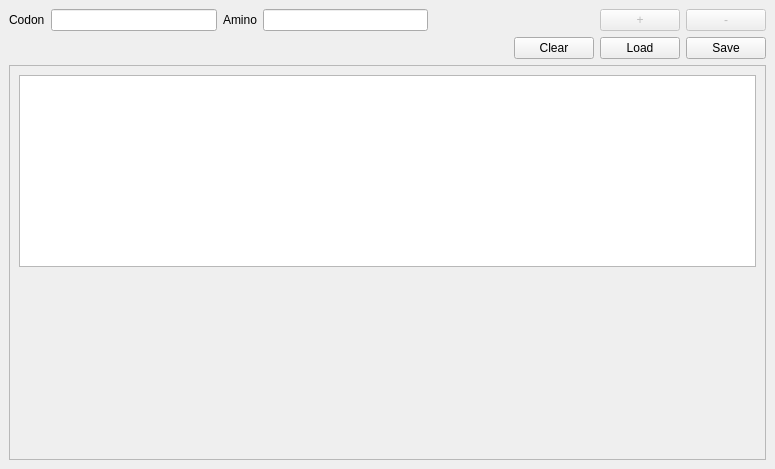
Before: the Qt Designer form mainwindow.ui in Cynnabarflower/lab2_2020, drawn with Qt 5.
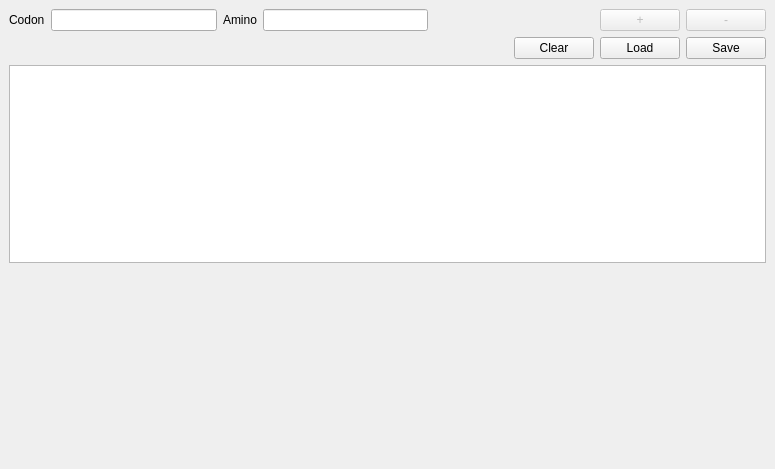
After: the same form once the commit is applied.

Commit message: another const

```diff
--- a/mainwindow.ui
+++ b/mainwindow.ui
@@ -15,6 +15,9 @@
   </property>
   <widget class="QWidget" name="centralwidget">
    <layout class="QGridLayout" name="gridLayout">
+    <item row="2" column="0">
+     <widget class="QListWidget" name="listWidget"/>
+    </item>
     <item row="0" column="0">
      <layout class="QVBoxLayout" name="verticalLayout" stretch="0">
       <property name="sizeConstraint">
@@ -92,72 +95,6 @@
       </item>
      </layout>
     </item>
-    <item row="5" column="0">
-     <widget class="QScrollArea" name="scrollArea">
-      <property name="sizeAdjustPolicy">
-       <enum>QAbstractScrollArea::AdjustToContents</enum>
-      </property>
-      <property name="widgetResizable">
-       <bool>true</bool>
-      </property>
-      <widget class="QWidget" name="scrollAreaWidgetContents">
-       <property name="geometry">
-        <rect>
-         <x>0</x>
-         <y>0</y>
-         <width>755</width>
-         <height>340</height>
-        </rect>
-       </property>
-       <layout class="QVBoxLayout" name="verticalLayout_5">
-        <property name="leftMargin">
-         <number>0</number>
-        </property>
-        <property name="topMargin">
-         <number>0</number>
-        </property>
-        <property name="rightMargin">
-         <number>0</number>
-        </property>
-        <property name="bottomMargin">
-         <number>0</number>
-        </property>
-        <item>
-         <layout class="QVBoxLayout" name="verticalLayout_3">
-          <property name="sizeConstraint">
-           <enum>QLayout::SetMinimumSize</enum>
-          </property>
-          <property name="leftMargin">
-           <number>9</number>
-          </property>
-          <property name="topMargin">
-           <number>9</number>
-          </property>
-          <property name="rightMargin">
-           <number>9</number>
-          </property>
-          <item>
-           <widget class="QListWidget" name="listWidget"/>
-          </item>
-          <item>
-           <spacer name="verticalSpacer">
-            <property name="orientation">
-             <enum>Qt::Vertical</enum>
-            </property>
-            <property name="sizeHint" stdset="0">
-             <size>
-              <width>20</width>
-              <height>40</height>
-             </size>
-            </property>
-           </spacer>
-          </item>
-         </layout>
-        </item>
-       </layout>
-      </widget>
-     </widget>
-    </item>
     <item row="1" column="0">
      <layout class="QHBoxLayout" name="horizontalLayout">
       <property name="leftMargin">
@@ -202,6 +139,19 @@
       </item>
      </layout>
     </item>
+    <item row="3" column="0">
+     <spacer name="verticalSpacer">
+      <property name="orientation">
+       <enum>Qt::Vertical</enum>
+      </property>
+      <property name="sizeHint" stdset="0">
+       <size>
+        <width>20</width>
+        <height>40</height>
+       </size>
+      </property>
+     </spacer>
+    </item>
    </layout>
   </widget>
   <widget class="QMenuBar" name="menubar">
```
The commit also changes 1 other file.
